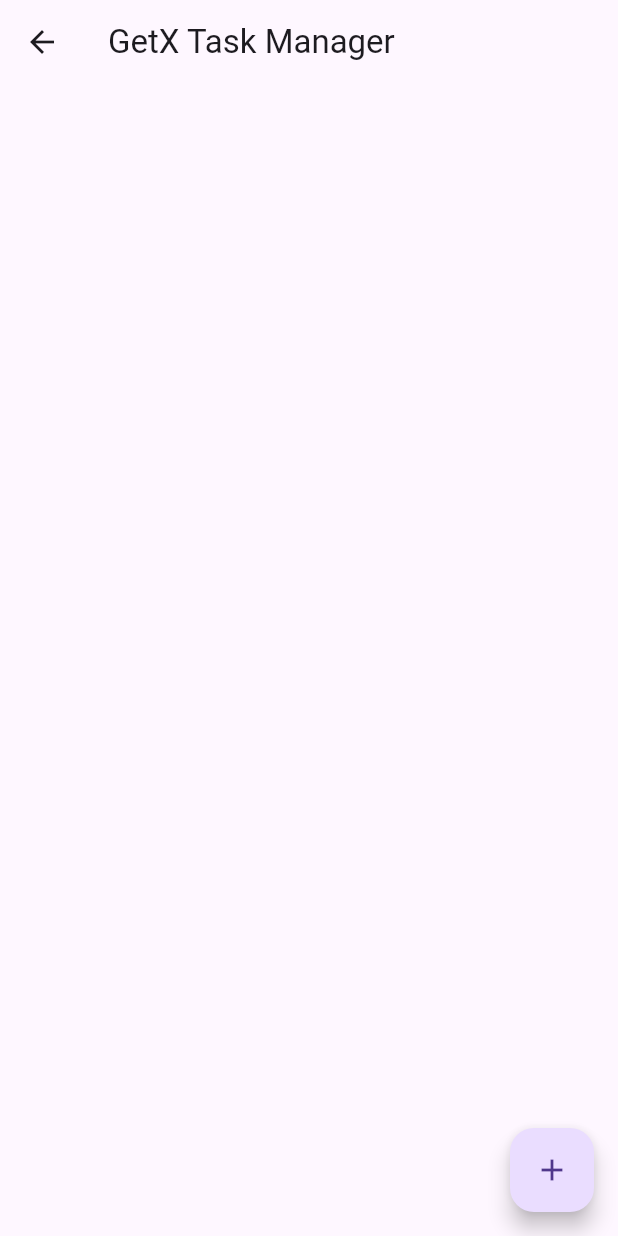
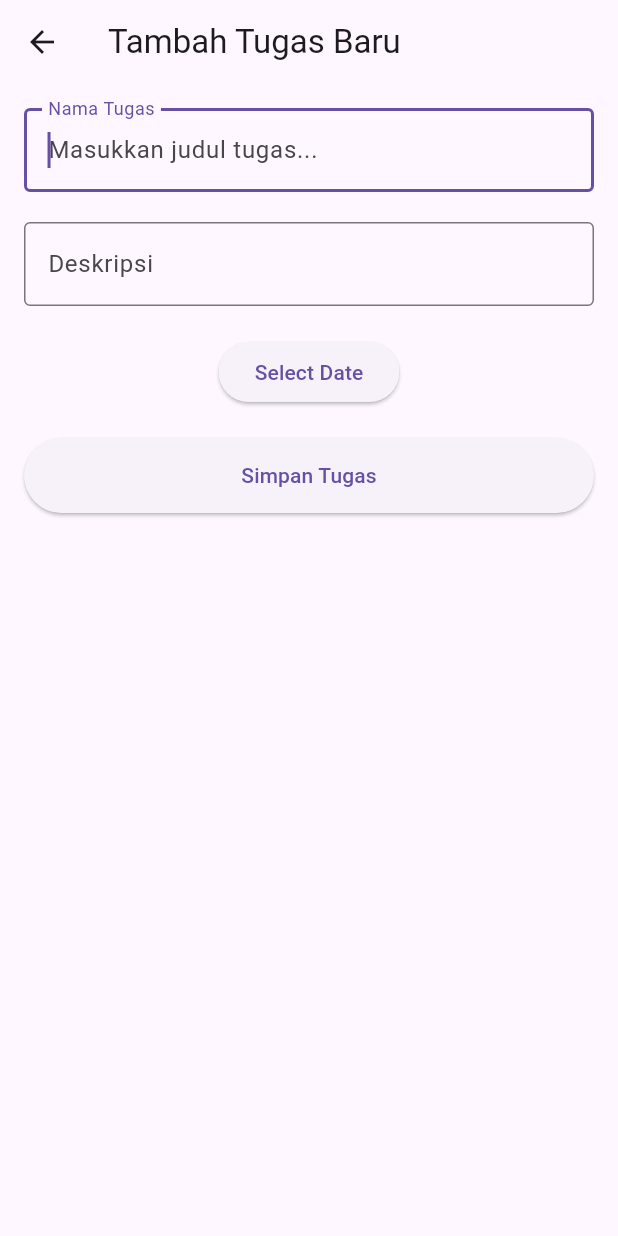
Before and after one commit to mlatifr/task_manager_trosobo, a Flutter app: the HomeView screen opened by its route, after a tap on the "add" icon, on a phone screen of 412 x 824 dp. Run offline on Flutter 3.47's test engine with Material 3 defaults, Android fonts, the phone set to English and light mode, and no system bars; our stand-ins replace get.

Commit message:
form add task

```diff
--- /dev/null
+++ b/lib/app/modules/add_task/bindings/add_task_binding.dart
@@ -0,0 +1,12 @@
+import 'package:get/get.dart';
+
+import '../controllers/add_task_controller.dart';
+
+class AddTaskBinding extends Bindings {
+  @override
+  void dependencies() {
+    Get.lazyPut<AddTaskController>(
+      () => AddTaskController(),
+    );
+  }
+}
--- /dev/null
+++ b/lib/app/modules/add_task/controllers/add_task_controller.dart
@@ -0,0 +1,38 @@
+import 'package:flutter/material.dart';
+import 'package:get/get.dart';
+
+class AddTaskController extends GetxController {
+  @override
+  void onInit() {
+    super.onInit();
+  }
+
+  @override
+  void onReady() {
+    super.onReady();
+  }
+
+  @override
+  void onClose() {
+    super.onClose();
+  }
+
+  final TextEditingController tittleController = TextEditingController();
+  final TextEditingController descriptionController = TextEditingController();
+
+  var selectedDate = DateTime.now().obs;
+
+  chooseDate() async {
+    DateTime? pickedDate = await showDatePicker(
+      context: Get.context!,
+      initialDate: selectedDate.value,
+      firstDate: DateTime(2000),
+      lastDate: DateTime(3030),
+      initialEntryMode: DatePickerEntryMode.calendar,
+    );
+
+    if (pickedDate != null && pickedDate != selectedDate.value) {
+      selectedDate.value = pickedDate;
+    }
+  }
+}
--- /dev/null
+++ b/lib/app/modules/add_task/views/add_task_view.dart
@@ -0,0 +1,69 @@
+import 'package:flutter/material.dart';
+
+import 'package:get/get.dart';
+
+import '../controllers/add_task_controller.dart';
+
+class AddTaskView extends GetView<AddTaskController> {
+  const AddTaskView({super.key});
+  @override
+  Widget build(BuildContext context) {
+    return Scaffold(
+      appBar: AppBar(
+        title: const Text('Tambah Tugas Baru'),
+      ),
+      body: Padding(
+        padding: const EdgeInsets.all(16.0),
+        child: Column(
+          children: [
+            TextField(
+              controller: controller.tittleController,
+              autofocus: true,
+              decoration: const InputDecoration(
+                labelText: 'Nama Tugas',
+                hintText: 'Masukkan judul tugas...',
+                border: OutlineInputBorder(),
+              ),
+            ),
+            const SizedBox(height: 20),
+            TextField(
+              controller: controller.descriptionController,
+              autofocus: true,
+              decoration: const InputDecoration(
+                labelText: 'Deskripsi',
+                hintText: 'deskripsi',
+                border: OutlineInputBorder(),
+              ),
+            ),
+            const SizedBox(height: 20),
+            ElevatedButton(
+              onPressed: () => controller.chooseDate(),
+              child: Text("Select Date"),
+            ),
+            const SizedBox(height: 20),
+            SizedBox(
+              width: double.infinity,
+              height: 50,
+              child: ElevatedButton(
+                onPressed: () {
+                  // if (controller.textController.text.isNotEmpty) {
+                  //   // Panggil fungsi addTask dari controller
+                  //   controller.addTask(controller.textController.text);
+                  //   // Kembali ke halaman sebelumnya
+                  //   Get.back();
+                  //   // Opsional: Tampilkan snackbar
+                  //   Get.snackbar('Sukses', 'Tugas berhasil ditambahkan');
+                  // } else {
+                  //   Get.snackbar('Error', 'Judul tidak boleh kosong',
+                  //       backgroundColor: Colors.red, colorText: Colors.white);
+                  // }
+                },
+                child: const Text('Simpan Tugas'),
+              ),
+            ),
+          ],
+        ),
+      ),
+    );
+  }
+}
--- a/lib/app/modules/home/controllers/home_controller.dart
+++ b/lib/app/modules/home/controllers/home_controller.dart
@@ -22,7 +22,13 @@ class HomeController extends GetxController {
 
   // Create
   void addTask(String title) {
-    tasks.add(Task(id: DateTime.now().toString(), title: title));
+    tasks.add(
+      Task(
+        id: DateTime.now().toString(),
+        title: title,
+        status: JobStatus.todo,
+      ),
+    );
   }
 
   // Read (Handled automatically by the observable list)
@@ -30,7 +36,7 @@ class HomeController extends GetxController {
   // Update
   void toggleTaskStatus(int index) {
     var task = tasks[index];
-    task.isCompleted = !task.isCompleted;
+    // task.isCompleted = !task.isCompleted;
     tasks[index] = task; // Trigger update
   }
 
--- a/lib/app/modules/home/views/home_view.dart
+++ b/lib/app/modules/home/views/home_view.dart
@@ -1,6 +1,8 @@
 import 'package:flutter/material.dart';
 
 import 'package:get/get.dart';
+import 'package:task_manager_trosobo/app/data/models/task_model.dart';
+import 'package:task_manager_trosobo/app/routes/app_pages.dart';
 
 import '../controllers/home_controller.dart';
 
@@ -9,7 +11,9 @@ class HomeView extends GetView<HomeController> {
   @override
   Widget build(BuildContext context) {
     return Scaffold(
-      appBar: AppBar(title: Text("GetX Task Manager")),
+      appBar: AppBar(
+        title: Text("Task Manager"),
+      ),
       body: Obx(() => ListView.builder(
             itemCount: controller.tasks.length,
             itemBuilder: (context, index) {
@@ -17,25 +21,26 @@ class HomeView extends GetView<HomeController> {
               return ListTile(
                 title: Text(task.title,
                     style: TextStyle(
-                      decoration:
-                          task.isCompleted ? TextDecoration.lineThrough : null,
+                      decoration: task.status == JobStatus.done
+                          ? TextDecoration.lineThrough
+                          : null,
                     )),
                 leading: Checkbox(
-                  value: task.isCompleted,
+                  value: task.status == JobStatus.todo,
                   onChanged: (_) => controller.toggleTaskStatus(index),
                 ),
                 trailing: IconButton(
                   icon: Icon(Icons.delete, color: Colors.red),
                   onPressed: () => controller.deleteTask(index),
                 ),
-                // onTap: () => _showEditDialog(index, task.title),
               );
             },
           )),
       floatingActionButton: FloatingActionButton(
         child: Icon(Icons.add),
-        // onPressed: () => _showAddDialog(),
-        onPressed: () {},
+        onPressed: () {
+          Get.toNamed(Routes.ADD_TASK);
+        },
       ),
     );
   }
--- a/lib/app/modules/login/controllers/login_controller.dart
+++ b/lib/app/modules/login/controllers/login_controller.dart
@@ -1,5 +1,6 @@
 import 'package:flutter/material.dart';
 import 'package:get/get.dart';
+import 'package:task_manager_trosobo/app/routes/app_pages.dart';
 
 class LoginController extends GetxController {
   // Global key for the form validation
@@ -35,6 +36,7 @@ class LoginController extends GetxController {
     if (loginFormKey.currentState!.validate()) {
       // Form is valid, proceed with login
       Get.snackbar("Success", "Logging in as ${emailController.text}");
+      Get.toNamed(Routes.HOME);
     }
   }
 }
--- a/lib/app/routes/app_routes.dart
+++ b/lib/app/routes/app_routes.dart
@@ -5,10 +5,12 @@ abstract class Routes {
   Routes._();
   static const HOME = _Paths.HOME;
   static const LOGIN = _Paths.LOGIN;
+  static const ADD_TASK = _Paths.ADD_TASK;
 }
 
 abstract class _Paths {
   _Paths._();
   static const HOME = '/home';
   static const LOGIN = '/login';
+  static const ADD_TASK = '/add-task';
 }
```
Also changed, not shown: lib/app/data/models/task_model.dart (+12 -2 lines), lib/app/routes/app_pages.dart (+7 -0 lines).
